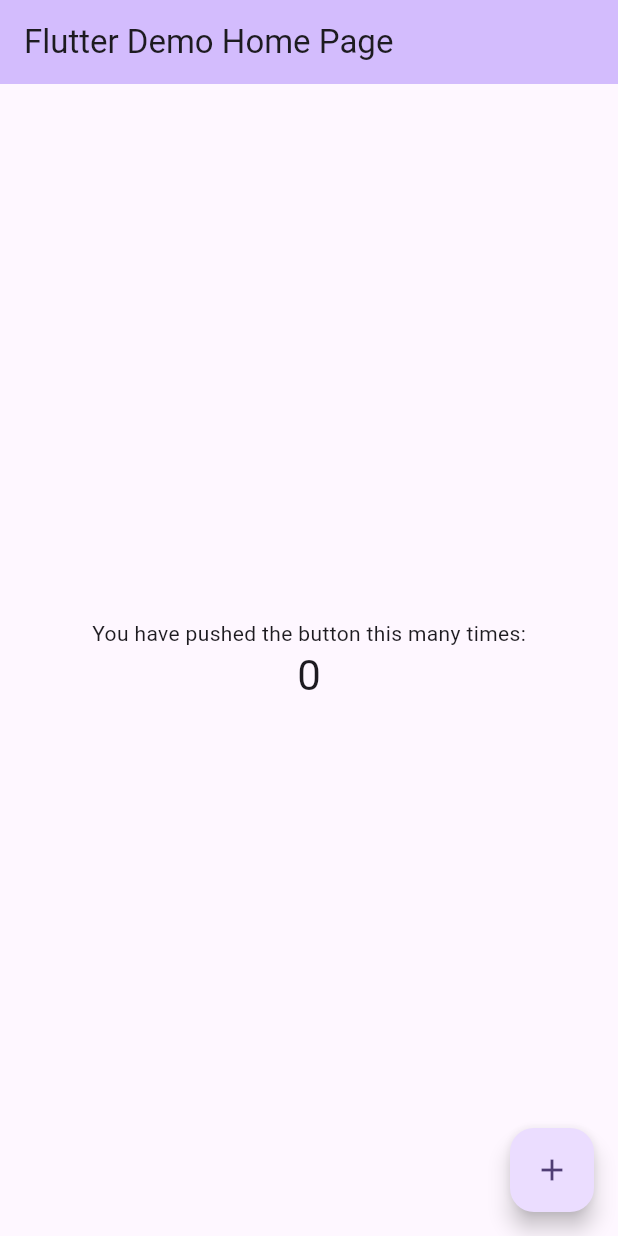
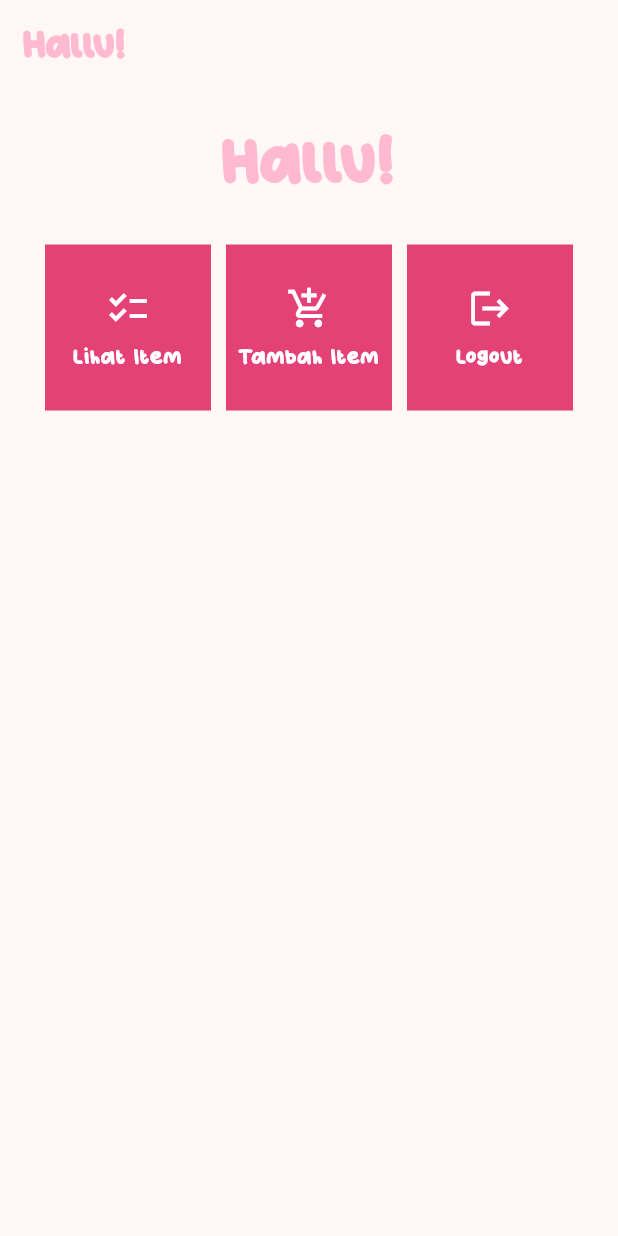
Before and after one commit to jeanxwang/hallu, a Flutter app: the screen it shows after launch, on a phone screen of 412 x 824 dp. Run offline on Flutter 3.47's test engine with Material 2 defaults, Android fonts, the phone set to English and light mode, and no system bars.

Commit message:
Finish Tugas 7

```diff
--- a/lib/main.dart
+++ b/lib/main.dart
@@ -1,4 +1,5 @@
 import 'package:flutter/material.dart';
+import 'package:hallu/menu.dart';
 
 void main() {
   runApp(const MyApp());
@@ -28,98 +29,10 @@
         //
         // This works for code too, not just values: Most code changes can be
         // tested with just a hot reload.
-        colorScheme: ColorScheme.fromSeed(seedColor: Colors.deepPurple),
+        colorScheme: ColorScheme.fromSeed(seedColor: Color.fromARGB(255, 228, 65, 119)),
         useMaterial3: true,
       ),
-      home: const MyHomePage(title: 'Flutter Demo Home Page'),
+      home: MyHomePage(),
     );
   }
 }
-
-class MyHomePage extends StatefulWidget {
-  const MyHomePage({super.key, required this.title});
-
-  // This widget is the home page of your application. It is stateful, meaning
-  // that it has a State object (defined below) that contains fields that affect
-  // how it looks.
-
-  // This class is the configuration for the state. It holds the values (in this
-  // case the title) provided by the parent (in this case the App widget) and
-  // used by the build method of the State. Fields in a Widget subclass are
-  // always marked "final".
-
-  final String title;
-
-  @override
-  State<MyHomePage> createState() => _MyHomePageState();
-}
-
-class _MyHomePageState extends State<MyHomePage> {
-  int _counter = 0;
-
-  void _incrementCounter() {
-    setState(() {
-      // This call to setState tells the Flutter framework that something has
-      // changed in this State, which causes it to rerun the build method below
-      // so that the display can reflect the updated values. If we changed
-      // _counter without calling setState(), then the build method would not be
-      // called again, and so nothing would appear to happen.
-      _counter++;
-    });
-  }
-
-  @override
-  Widget build(BuildContext context) {
-    // This method is rerun every time setState is called, for instance as done
-    // by the _incrementCounter method above.
-    //
-    // The Flutter framework has been optimized to make rerunning build methods
-    // fast, so that you can just rebuild anything that needs updating rather
-    // than having to individually change instances of widgets.
-    return Scaffold(
-      appBar: AppBar(
-        // TRY THIS: Try changing the color here to a specific color (to
-        // Colors.amber, perhaps?) and trigger a hot reload to see the AppBar
-        // change color while the other colors stay the same.
-        backgroundColor: Theme.of(context).colorScheme.inversePrimary,
-        // Here we take the value from the MyHomePage object that was created by
-        // the App.build method, and use it to set our appbar title.
-        title: Text(widget.title),
-      ),
-      body: Center(
-        // Center is a layout widget. It takes a single child and positions it
-        // in the middle of the parent.
-        child: Column(
-          // Column is also a layout widget. It takes a list of children and
-          // arranges them vertically. By default, it sizes itself to fit its
-          // children horizontally, and tries to be as tall as its parent.
-          //
-          // Column has various properties to control how it sizes itself and
-          // how it positions its children. Here we use mainAxisAlignment to
-          // center the children vertically; the main axis here is the vertical
-          // axis because Columns are vertical (the cross axis would be
-          // horizontal).
-          //
-          // TRY THIS: Invoke "debug painting" (choose the "Toggle Debug Paint"
-          // action in the IDE, or press "p" in the console), to see the
-          // wireframe for each widget.
-          mainAxisAlignment: MainAxisAlignment.center,
-          children: <Widget>[
-            const Text(
-              'You have pushed the button this many times:',
-            ),
-            Text(
-              '$_counter',
-              style: Theme.of(context).textTheme.headlineMedium,
-            ),
-          ],
-        ),
-      ),
-      floatingActionButton: FloatingActionButton(
-        onPressed: _incrementCounter,
-        tooltip: 'Increment',
-        child: const Icon(Icons.add),
-      ), // This trailing comma makes auto-formatting nicer for build methods.
-    );
-  }
-}
--- /dev/null
+++ b/lib/menu.dart
@@ -0,0 +1,139 @@
+import 'package:flutter/material.dart';
+
+class Item {
+  final String name;
+  final IconData icon;
+
+  Item(this.name, this.icon);
+}
+
+class MyHomePage extends StatelessWidget {
+  MyHomePage({Key? key}) : super(key: key);
+
+  final List<Item> items = [
+    Item("Lihat Item", Icons.checklist),
+    Item("Tambah Item", Icons.add_shopping_cart),
+    Item("Logout", Icons.logout),
+  ];
+
+  // This widget is the home page of your application. It is stateful, meaning
+  // that it has a State object (defined below) that contains fields that affect
+  // how it looks.
+
+  // This class is the configuration for the state. It holds the values (in this
+  // case the title) provided by the parent (in this case the App widget) and
+  // used by the build method of the State. Fields in a Widget subclass are
+  // always marked "final".
+
+  @override
+  Widget build(BuildContext context) {
+    // This method is rerun every time setState is called, for instance as done
+    // by the _incrementCounter method above.
+    //
+    // The Flutter framework has been optimized to make rerunning build methods
+    // fast, so that you can just rebuild anything that needs updating rather
+    // than having to individually change instances of widgets.
+    return Scaffold(
+      appBar: AppBar(
+        title: const Text(
+          'Hallu!',
+          style: TextStyle(
+            fontSize: 24,
+            fontWeight: FontWeight.bold,
+            fontFamily: 'Kitto',
+            color: Color.fromARGB(255, 255, 186, 209),
+          ),
+        ),
+      ),
+      body: SingleChildScrollView(
+        // Widget wrapper yang dapat discroll
+        child: Padding(
+          padding: const EdgeInsets.all(10.0), // Set padding dari halaman
+          child: Column(
+            // Widget untuk menampilkan children secara vertikal
+            children: <Widget>[
+              const Padding(
+                padding: EdgeInsets.only(top: 10.0, bottom: 10.0),
+                // Widget Text untuk menampilkan tulisan dengan alignment center dan style yang sesuai
+                child: Text(
+                  'Hallu!', // Text yang menandakan toko
+                  textAlign: TextAlign.center,
+                  style: TextStyle(
+                    fontSize: 40,
+                    fontWeight: FontWeight.bold,
+                    fontFamily: 'Kitto',
+                    color: Color.fromARGB(255, 255, 186, 209),
+                  ),
+                ),
+              ),
+              // Grid layout
+              GridView.count(
+                // Container pada card kita.
+                primary: true,
+                padding: const EdgeInsets.all(20),
+                crossAxisSpacing: 10,
+                mainAxisSpacing: 10,
+                crossAxisCount: 3,
+                shrinkWrap: true,
+                children: items.map((Item item) {
+                  // Iterasi untuk setiap item
+                  return ShopCard(item);
+                }).toList(),
+              ),
+            ],
+          ),
+        ),
+      ),
+    );
+  }
+}
+
+class ShopCard extends StatelessWidget {
+  final Item item;
+
+  const ShopCard(this.item, {super.key}); // Constructor
+
+  @override
+  Widget build(BuildContext context) {
+    return Material(
+      color: Color.fromARGB(255, 228, 65, 119),
+      child: InkWell(
+        // Area responsive terhadap sentuhan
+        onTap: () {
+          // Memunculkan SnackBar ketika diklik
+          ScaffoldMessenger.of(context)
+            ..hideCurrentSnackBar()
+            ..showSnackBar(SnackBar(
+                content: Text("Kamu telah menekan tombol ${item.name}!",
+                style: const TextStyle(
+                  fontFamily: 'Cushion'
+                ),)));
+        },
+        child: Container(
+          // Container untuk menyimpan Icon dan Text
+          padding: const EdgeInsets.all(8),
+          child: Center(
+            child: Column(
+              mainAxisAlignment: MainAxisAlignment.center,
+              children: [
+                Icon(
+                  item.icon,
+                  color: Colors.white,
+                  size: 30.0,
+                ),
+                const Padding(padding: EdgeInsets.all(3)),
+                Text(
+                  item.name,
+                  textAlign: TextAlign.center,
+                  style: const TextStyle(
+                    color: Colors.white,
+                    fontFamily: 'Kitto'),
+                ),
+              ],
+            ),
+          ),
+        ),
+      ),
+    );
+  }
+}
```
Also changed, not shown: pubspec.yaml (+13 -0 lines), fonts/Kitto-PersonalUse.otf (added), fonts/LTCushion-Black.ttf (added), fonts/LTCushion-Bold.ttf (added), fonts/LTCushion-Light.ttf (added), fonts/LTCushion-Medium.ttf (added), fonts/LTCushion-VF.ttf (added), 1 other file.
